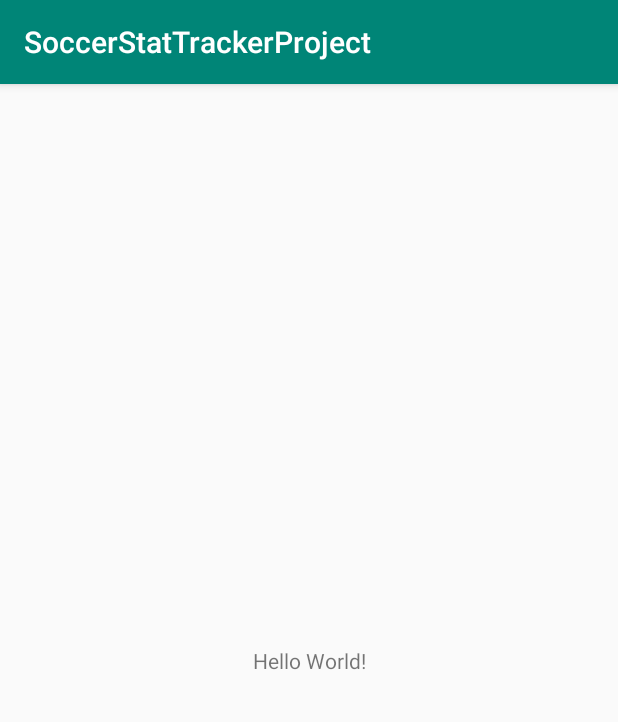
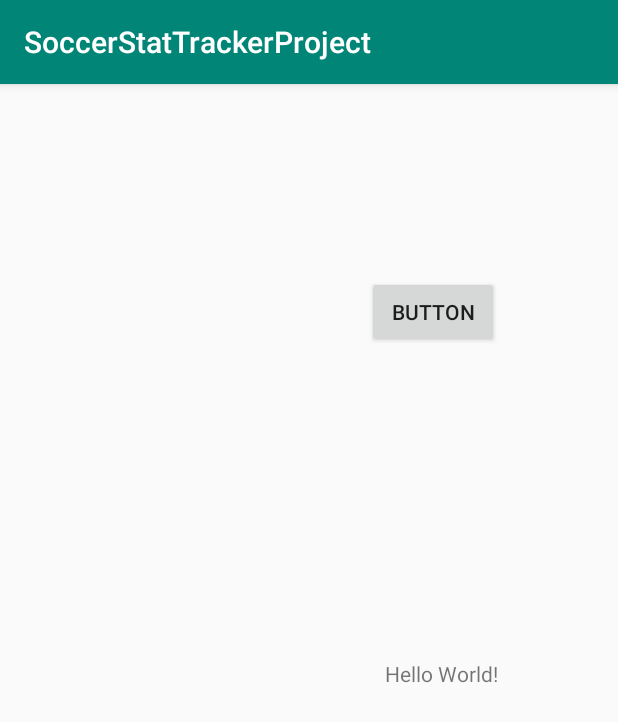
Before and after one commit to GSkyler/SoccerStatTrackerProject, an Android app: the screen it shows after launch (MainActivity), on a phone screen of 412 x 824 dp. Shown: the top 722 px of the screen. Run offline under Robolectric (Android 15) with nearby library versions, the phone set to English and light mode, and no system bars.

Commit message:
Commit test

```diff
--- a/app/build.gradle
+++ b/app/build.gradle
@@ -26,4 +26,5 @@ dependencies {
     testImplementation 'junit:junit:4.12'
     androidTestImplementation 'androidx.test:runner:1.1.1'
     androidTestImplementation 'androidx.test.espresso:espresso-core:3.1.1'
+    implementation 'androidx.recyclerview:recyclerview:1.0.0'
 }
--- a/app/src/main/java/com/example/soccerstattrackerproject/MainActivity.java
+++ b/app/src/main/java/com/example/soccerstattrackerproject/MainActivity.java
@@ -3,12 +3,17 @@ package com.example.soccerstattrackerproject;
 import androidx.appcompat.app.AppCompatActivity;
 
 import android.os.Bundle;
+import android.widget.ListView;
 
 public class MainActivity extends AppCompatActivity {
+
+    private ListView playerListView;
 
     @Override
     protected void onCreate(Bundle savedInstanceState) {
         super.onCreate(savedInstanceState);
         setContentView(R.layout.activity_main);
+
+        playerListView = findViewById(R.id.playerListView);
     }
 }
--- a/app/src/main/res/layout/activity_main.xml
+++ b/app/src/main/res/layout/activity_main.xml
@@ -7,12 +7,38 @@
     tools:context=".MainActivity">
 
     <TextView
+        android:id="@+id/textView"
         android:layout_width="wrap_content"
         android:layout_height="wrap_content"
         android:text="Hello World!"
         app:layout_constraintBottom_toBottomOf="parent"
+        app:layout_constraintHorizontal_bias="0.763"
         app:layout_constraintLeft_toLeftOf="parent"
         app:layout_constraintRight_toRightOf="parent"
-        app:layout_constraintTop_toTopOf="parent" />
+        app:layout_constraintTop_toTopOf="parent"
+        app:layout_constraintVertical_bias="0.512" />
+
+    <Button
+        android:id="@+id/button"
+        android:layout_width="wrap_content"
+        android:layout_height="wrap_content"
+        android:text="Button"
+        app:layout_constraintBottom_toBottomOf="parent"
+        app:layout_constraintEnd_toEndOf="parent"
+        app:layout_constraintHorizontal_bias="0.755"
+        app:layout_constraintStart_toStartOf="parent"
+        app:layout_constraintTop_toTopOf="parent"
+        app:layout_constraintVertical_bias="0.178" />
+
+    <ListView
+        android:id="@+id/playerListView"
+        android:layout_width="165dp"
+        android:layout_height="731dp"
+        app:layout_constraintBottom_toBottomOf="parent"
+        app:layout_constraintEnd_toEndOf="parent"
+        app:layout_constraintHorizontal_bias="0.0"
+        app:layout_constraintStart_toStartOf="parent"
+        app:layout_constraintTop_toTopOf="parent"
+        app:layout_constraintVertical_bias="0.0" />
 
 </androidx.constraintlayout.widget.ConstraintLayout>
```
